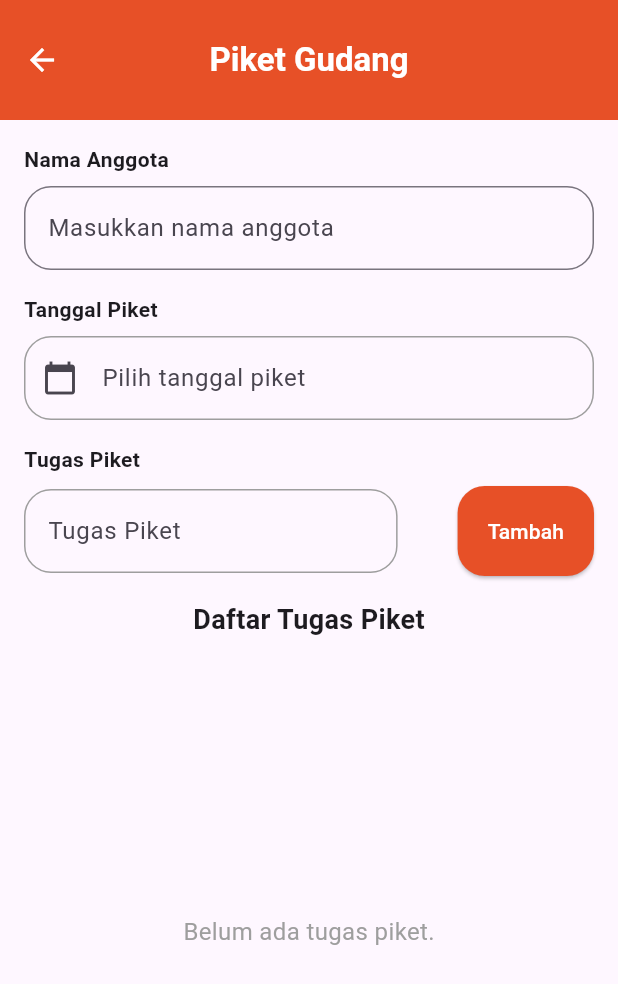
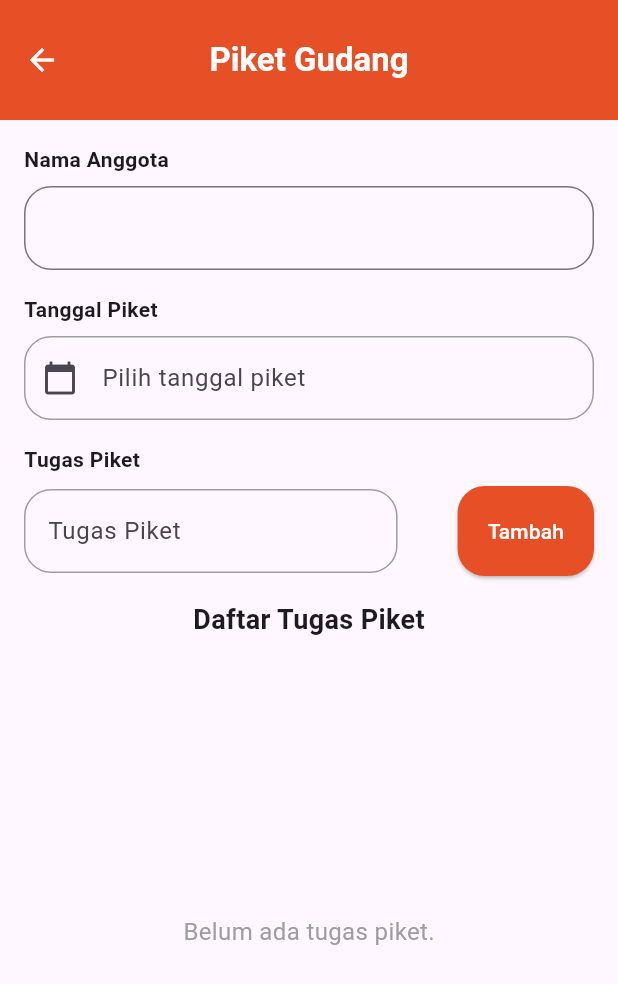
Before and after one commit to nauvalachid/20220140117_UCP1Flutter, a Flutter app: the DataPiketPage screen opened directly with empty values, on a phone screen of 412 x 824 dp. Shown: the top 984 px of the screen. Run offline on Flutter 3.47's test engine with Material 3 defaults, Android fonts, the phone set to English and light mode, and no system bars.

Commit message:
menghapus hint text di datapiket.page

```diff
--- a/lib/datapiket_page.dart
+++ b/lib/datapiket_page.dart
@@ -119,7 +119,6 @@ class _DataPiketPageState extends State<DataPiketPage> {
                     controller: namaController,
                     readOnly: true,
                     decoration: InputDecoration(
-                      hintText: 'Masukkan nama anggota',
                       border: OutlineInputBorder(
                         borderRadius: BorderRadius.circular(18),
                       ),
```
